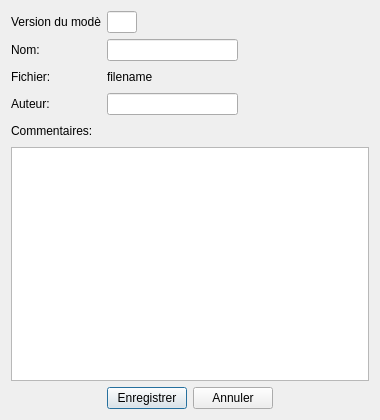
Old version of the form Src/MatisseServer/ui/ParametersDialog.ui in the repository IfremerUnderwater/Matisse.
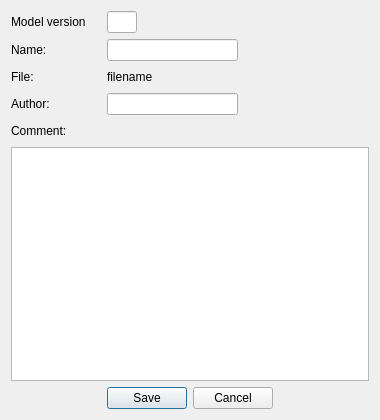
New version of the form. Icons and pictures are not drawn.

```diff
--- a/Src/MatisseServer/ui/ParametersDialog.ui
+++ b/Src/MatisseServer/ui/ParametersDialog.ui
@@ -50,7 +50,7 @@
         </size>
        </property>
        <property name="text">
-        <string>Version du modèle:</string>
+        <string>Model version</string>
        </property>
       </widget>
      </item>
@@ -117,7 +117,7 @@
         </size>
        </property>
        <property name="text">
-        <string>Nom:</string>
+        <string>Name:</string>
        </property>
       </widget>
      </item>
@@ -165,7 +165,7 @@
         </size>
        </property>
        <property name="text">
-        <string>Fichier:</string>
+        <string>File:</string>
        </property>
       </widget>
      </item>
@@ -214,7 +214,7 @@
         </size>
        </property>
        <property name="text">
-        <string>Auteur:</string>
+        <string>Author:</string>
        </property>
       </widget>
      </item>
@@ -241,7 +241,7 @@
      <item>
       <widget class="QLabel" name="label_14">
        <property name="text">
-        <string>Commentaires:</string>
+        <string>Comment:</string>
        </property>
       </widget>
      </item>
@@ -281,14 +281,14 @@
      <item>
       <widget class="QPushButton" name="_PB_save">
        <property name="text">
-        <string>Enregistrer</string>
+        <string>Save</string>
        </property>
       </widget>
      </item>
      <item>
       <widget class="QPushButton" name="_PB_cancel">
        <property name="text">
-        <string>Annuler</string>
+        <string>Cancel</string>
        </property>
       </widget>
      </item>
```
